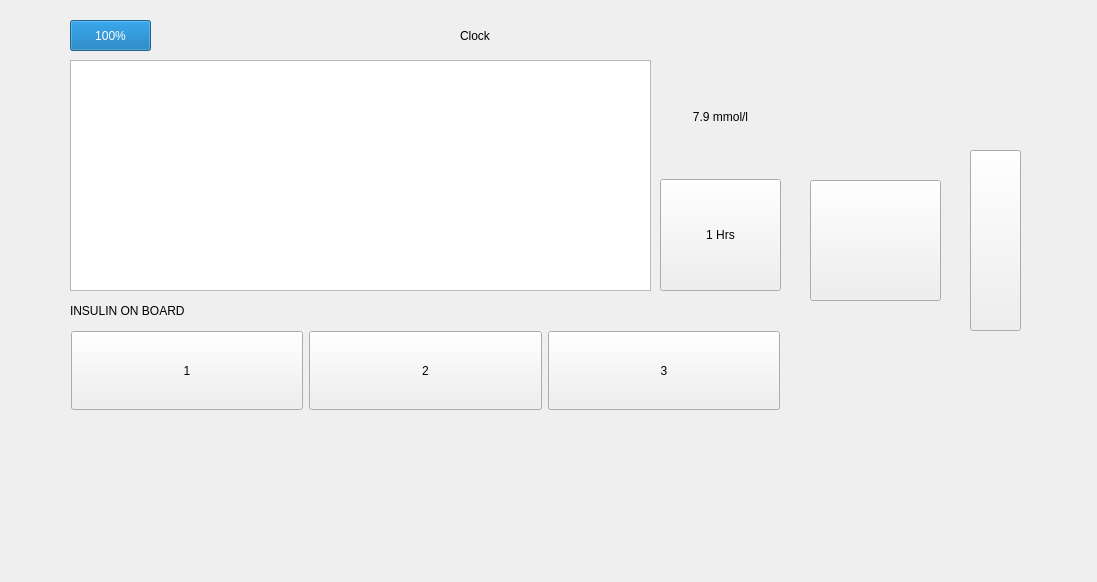
Above: InsulinPumpSim/mainwindow.ui from Somto-O/Insulin_Pump_Sim before the change. Below: the same form after it.
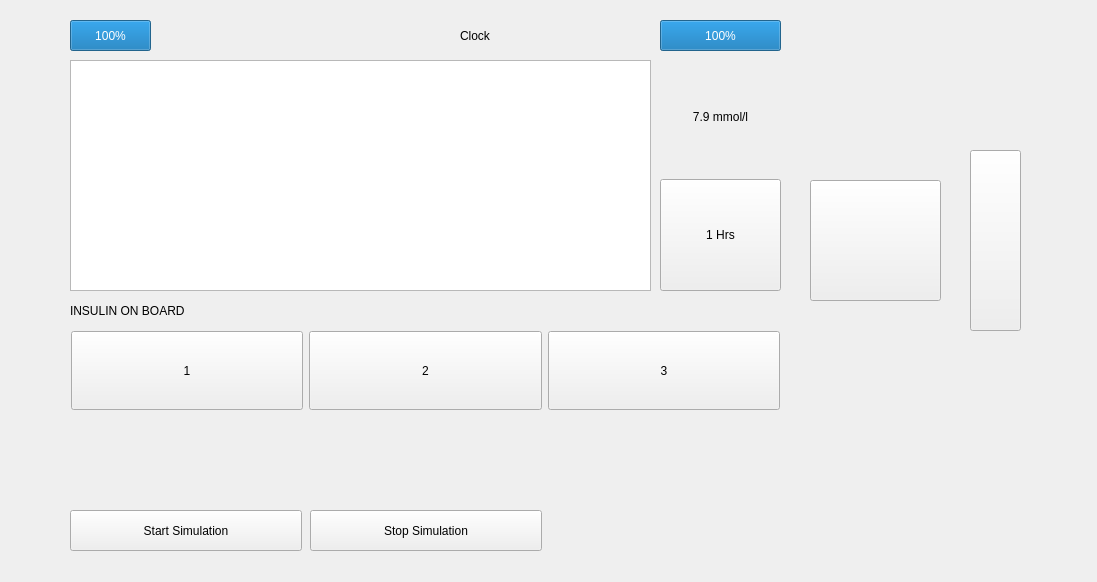
That is the form after the change. The open tabs and pages were chosen to show the change. Icons and pictures are not drawn.

```diff
--- a/InsulinPumpSim/mainwindow.ui
+++ b/InsulinPumpSim/mainwindow.ui
@@ -278,6 +278,22 @@
       <property name="device" stdset="0">
        <bool>true</bool>
       </property>
+      <widget class="QProgressBar" name="insulinReservoir">
+       <property name="enabled">
+        <bool>true</bool>
+       </property>
+       <property name="geometry">
+        <rect>
+         <x>650</x>
+         <y>20</y>
+         <width>121</width>
+         <height>31</height>
+        </rect>
+       </property>
+       <property name="value">
+        <number>100</number>
+       </property>
+      </widget>
      </widget>
      <widget class="QPushButton" name="chargeButton">
       <property name="geometry">
@@ -305,6 +321,44 @@
        <bool>true</bool>
       </property>
      </widget>
+     <widget class="QPushButton" name="unlock1_6">
+      <property name="geometry">
+       <rect>
+        <x>310</x>
+        <y>510</y>
+        <width>232</width>
+        <height>41</height>
+       </rect>
+      </property>
+      <property name="sizePolicy">
+       <sizepolicy hsizetype="Minimum" vsizetype="Preferred">
+        <horstretch>0</horstretch>
+        <verstretch>0</verstretch>
+       </sizepolicy>
+      </property>
+      <property name="text">
+       <string>Stop Simulation</string>
+      </property>
+     </widget>
+     <widget class="QPushButton" name="unlock1_5">
+      <property name="geometry">
+       <rect>
+        <x>70</x>
+        <y>510</y>
+        <width>232</width>
+        <height>41</height>
+       </rect>
+      </property>
+      <property name="sizePolicy">
+       <sizepolicy hsizetype="Minimum" vsizetype="Preferred">
+        <horstretch>0</horstretch>
+        <verstretch>0</verstretch>
+       </sizepolicy>
+      </property>
+      <property name="text">
+       <string>Start Simulation</string>
+      </property>
+     </widget>
      <zorder>widget_3</zorder>
      <zorder>horizontalLayoutWidget_2</zorder>
      <zorder>verticalLayoutWidget_2</zorder>
```
Left out of the diff: 656 changed lines with no effect on the pictures.
